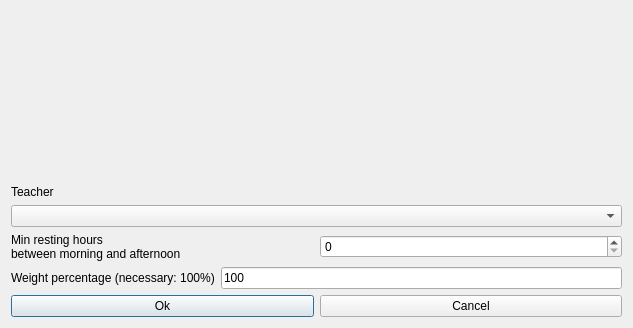
The window that fet/src/interface/modifyconstraintteacherminrestinghoursbetweenmorningandafternoonform_template.ui (vonmecheln/fet) describes before a commit, drawn with Qt 5.
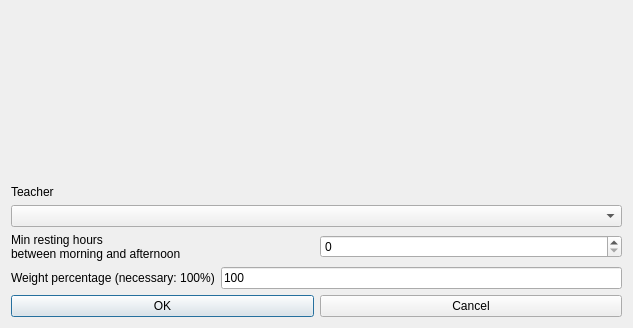
The same window after the commit.

What changed in the file:
```diff
--- a/fet/src/interface/modifyconstraintteacherminrestinghoursbetweenmorningandafternoonform_template.ui
+++ b/fet/src/interface/modifyconstraintteacherminrestinghoursbetweenmorningandafternoonform_template.ui
@@ -68,7 +68,7 @@
      <item>
       <widget class="QPushButton" name="okPushButton">
        <property name="text">
-        <string>Ok</string>
+        <string>OK</string>
        </property>
       </widget>
      </item>
```
